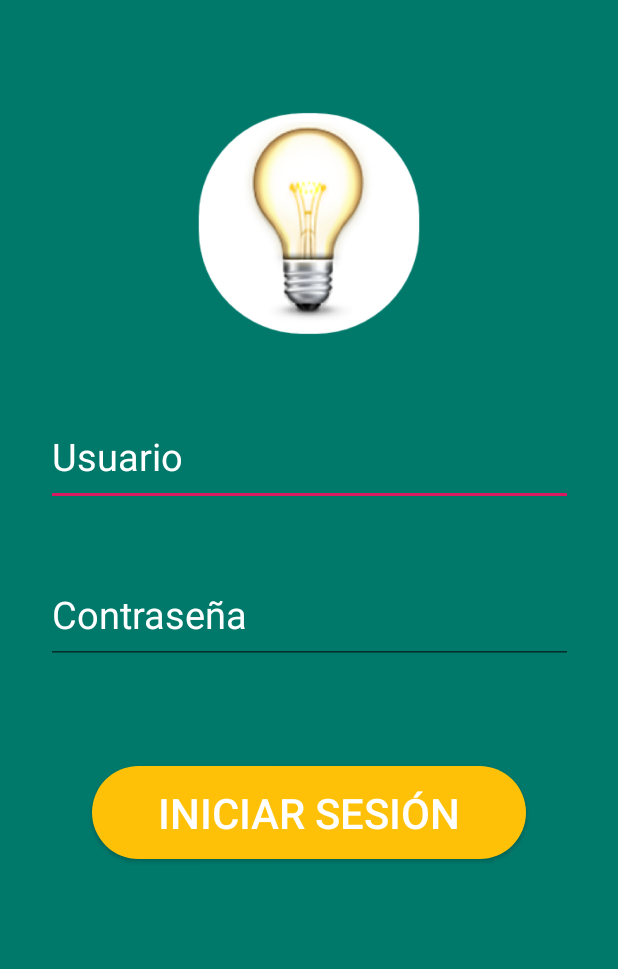
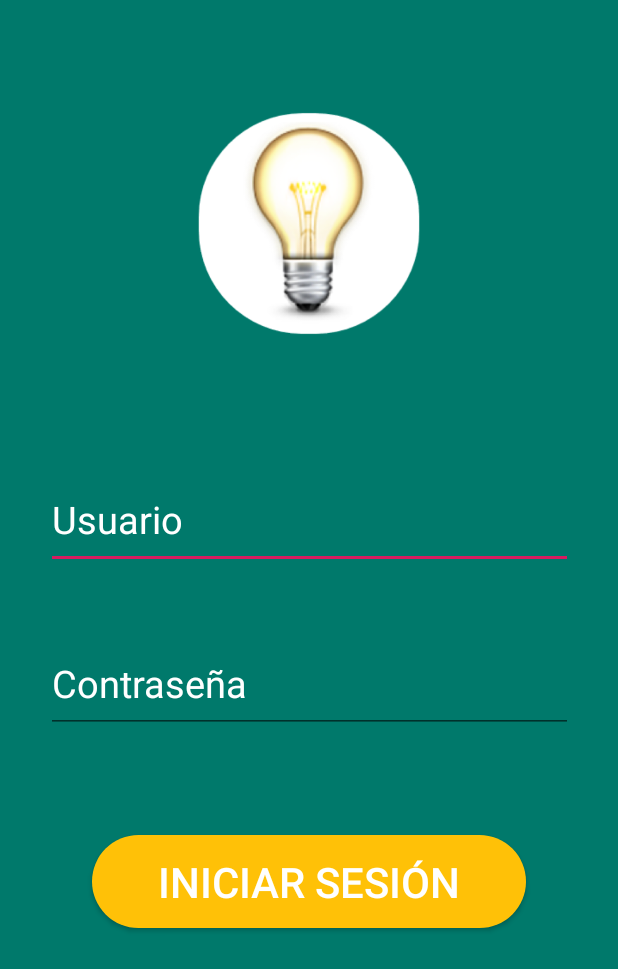
Before and after one commit to FerNanDoAnc/Edel_Home, an Android app: the layout activity_login.xml on its own in the app's theme, with its tools: preview values and no code run, on a phone screen of 412 x 824 dp. Shown: the top 969 px of the screen. Run offline under Robolectric (Android 15) with nearby library versions, the phone set to English and light mode, and no system bars.

Commit message:
version3

```diff
--- a/app/src/main/res/layout/activity_login.xml
+++ b/app/src/main/res/layout/activity_login.xml
@@ -37,14 +37,13 @@
         android:id="@+id/usuario"
         android:layout_width="351dp"
         android:layout_height="65dp"
-        android:layout_marginBottom="42dp"
+        android:layout_marginTop="80dp"
         android:ems="10"
         android:hint="Usuario"
         android:inputType="textPersonName"
         android:textColor="#FFFFFF"
         android:textColorHint="#FFFFFF"
         android:textSize="25dp"
-        app:layout_constraintBottom_toTopOf="@+id/clave"
         app:layout_constraintEnd_toEndOf="parent"
         app:layout_constraintStart_toStartOf="parent"
         app:layout_constraintTop_toBottomOf="@+id/imageView" />
@@ -53,7 +52,7 @@
         android:id="@+id/clave"
         android:layout_width="351dp"
         android:layout_height="65dp"
-        android:layout_marginTop="40dp"
+        android:layout_marginTop="44dp"
         android:ems="10"
         android:hint="Contraseña"
         android:inputType="textPassword"
```
Also changed, not shown: app/src/main/res/drawable/amarillo.jpg (added).
